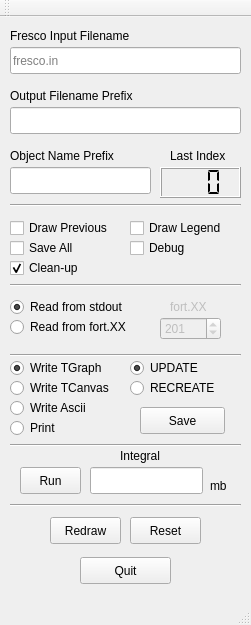
The window that qtfiles/qtfresco.ui (cthornsb/qtfresco) describes before a commit, drawn with Qt 5.
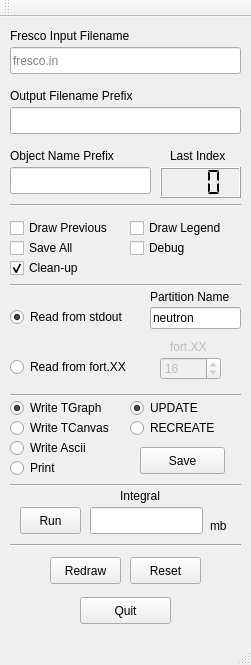
The same window after the commit.

Commit message: Added ability to specify stdout search string

The edit to the form file:
```diff
--- a/qtfiles/qtfresco.ui
+++ b/qtfiles/qtfresco.ui
@@ -7,7 +7,7 @@
     <x>0</x>
     <y>0</y>
     <width>251</width>
-    <height>625</height>
+    <height>665</height>
    </rect>
   </property>
   <property name="windowTitle">
@@ -31,7 +31,7 @@
     <property name="geometry">
      <rect>
       <x>20</x>
-      <y>450</y>
+      <y>490</y>
       <width>61</width>
       <height>27</height>
      </rect>
@@ -44,7 +44,7 @@
     <property name="geometry">
      <rect>
       <x>80</x>
-      <y>540</y>
+      <y>580</y>
       <width>91</width>
       <height>27</height>
      </rect>
@@ -70,7 +70,7 @@
     <property name="geometry">
      <rect>
       <x>140</x>
-      <y>390</y>
+      <y>430</y>
       <width>85</width>
       <height>27</height>
      </rect>
@@ -83,7 +83,7 @@
     <property name="geometry">
      <rect>
       <x>130</x>
-      <y>500</y>
+      <y>540</y>
       <width>71</width>
       <height>27</height>
      </rect>
@@ -160,7 +160,7 @@
     <property name="geometry">
      <rect>
       <x>10</x>
-      <y>340</y>
+      <y>380</y>
       <width>101</width>
       <height>22</height>
      </rect>
@@ -182,7 +182,7 @@
     <property name="geometry">
      <rect>
       <x>10</x>
-      <y>360</y>
+      <y>400</y>
       <width>111</width>
       <height>22</height>
      </rect>
@@ -198,7 +198,7 @@
     <property name="geometry">
      <rect>
       <x>10</x>
-      <y>400</y>
+      <y>440</y>
       <width>101</width>
       <height>22</height>
      </rect>
@@ -240,7 +240,7 @@
     <property name="geometry">
      <rect>
       <x>10</x>
-      <y>380</y>
+      <y>420</y>
       <width>101</width>
       <height>22</height>
      </rect>
@@ -298,7 +298,7 @@
     <property name="geometry">
      <rect>
       <x>130</x>
-      <y>340</y>
+      <y>380</y>
       <width>101</width>
       <height>22</height>
      </rect>
@@ -317,7 +317,7 @@
     <property name="geometry">
      <rect>
       <x>130</x>
-      <y>360</y>
+      <y>400</y>
       <width>101</width>
       <height>22</height>
      </rect>
@@ -333,7 +333,7 @@
     <property name="geometry">
      <rect>
       <x>10</x>
-      <y>420</y>
+      <y>460</y>
       <width>231</width>
       <height>16</height>
      </rect>
@@ -385,7 +385,7 @@
     <property name="geometry">
      <rect>
       <x>50</x>
-      <y>500</y>
+      <y>540</y>
       <width>71</width>
       <height>27</height>
      </rect>
@@ -398,7 +398,7 @@
     <property name="geometry">
      <rect>
       <x>10</x>
-      <y>480</y>
+      <y>520</y>
       <width>231</width>
       <height>16</height>
      </rect>
@@ -411,7 +411,7 @@
     <property name="geometry">
      <rect>
       <x>120</x>
-      <y>430</y>
+      <y>470</y>
       <width>54</width>
       <height>17</height>
      </rect>
@@ -424,7 +424,7 @@
     <property name="geometry">
      <rect>
       <x>210</x>
-      <y>460</y>
+      <y>500</y>
       <width>21</width>
       <height>17</height>
      </rect>
@@ -437,7 +437,7 @@
     <property name="geometry">
      <rect>
       <x>90</x>
-      <y>450</y>
+      <y>490</y>
       <width>113</width>
       <height>27</height>
      </rect>
@@ -466,7 +466,7 @@
     <property name="geometry">
      <rect>
       <x>10</x>
-      <y>330</y>
+      <y>370</y>
       <width>231</width>
       <height>16</height>
      </rect>
@@ -479,7 +479,7 @@
     <property name="geometry">
      <rect>
       <x>10</x>
-      <y>280</y>
+      <y>290</y>
       <width>131</width>
       <height>20</height>
      </rect>
@@ -498,7 +498,7 @@
     <property name="geometry">
      <rect>
       <x>10</x>
-      <y>300</y>
+      <y>340</y>
       <width>131</width>
       <height>20</height>
      </rect>
@@ -517,7 +517,7 @@
     <property name="geometry">
      <rect>
       <x>160</x>
-      <y>300</y>
+      <y>340</y>
       <width>61</width>
       <height>23</height>
      </rect>
@@ -526,7 +526,7 @@
      <number>1000</number>
     </property>
     <property name="value">
-     <number>201</number>
+     <number>16</number>
     </property>
    </widget>
    <widget class="QLabel" name="label_fortXX">
@@ -536,7 +536,7 @@
     <property name="geometry">
      <rect>
       <x>170</x>
-      <y>280</y>
+      <y>320</y>
       <width>51</width>
       <height>20</height>
      </rect>
@@ -545,6 +545,32 @@
      <string>fort.XX</string>
     </property>
    </widget>
+   <widget class="QLabel" name="label_searchStr">
+    <property name="geometry">
+     <rect>
+      <x>150</x>
+      <y>270</y>
+      <width>91</width>
+      <height>20</height>
+     </rect>
+    </property>
+    <property name="text">
+     <string>Partition Name</string>
+    </property>
+   </widget>
+   <widget class="QLineEdit" name="lineEdit_searchStr">
+    <property name="geometry">
+     <rect>
+      <x>150</x>
+      <y>290</y>
+      <width>91</width>
+      <height>22</height>
+     </rect>
+    </property>
+    <property name="text">
+     <string>neutron</string>
+    </property>
+   </widget>
   </widget>
   <widget class="QMenuBar" name="menuBar">
    <property name="geometry">
```
Left out of the diff: 4 changed lines with no effect on the pictures. The commit also changes 5 other files.
